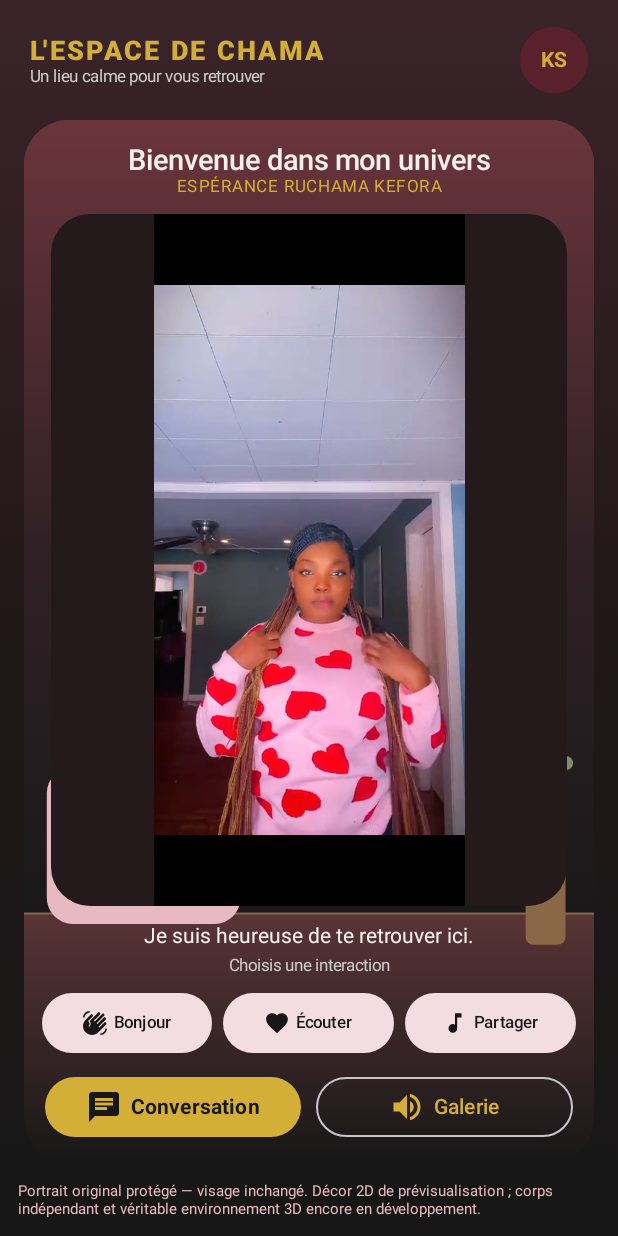
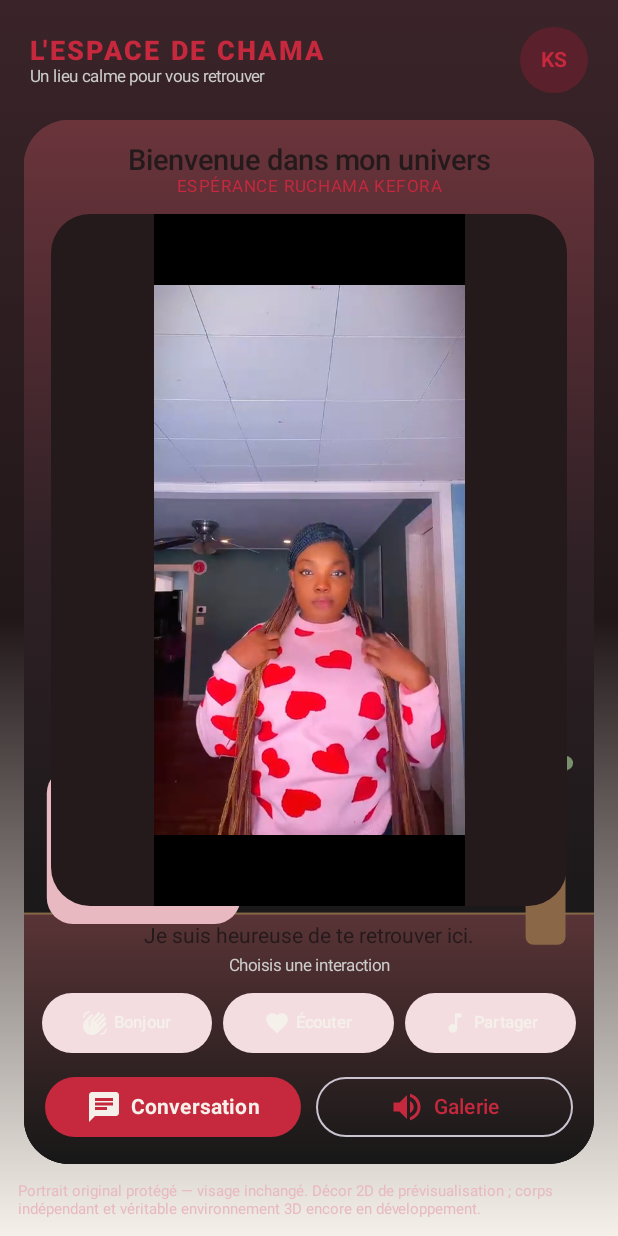
Before and after one commit to kalsujunior/CHAMA-REFERENCE, an Android app built with Jetpack Compose: the composable VirtualSpaceScreen shown on its own in the app's theme, on a phone screen of 412 x 824 dp. Run offline under Robolectric (Android 15) with nearby library versions, the phone set to English and light mode, and no system bars; pictures from the network do not load; 2 statements that could not run were skipped.

Commit message:
Apply selected RELIVE palette in virtual space

```diff
--- a/RELIVE/app/src/main/java/com/kalsu/relive/VirtualSpaceScreen.kt
+++ b/RELIVE/app/src/main/java/com/kalsu/relive/VirtualSpaceScreen.kt
@@ -34,10 +34,10 @@ import androidx.compose.ui.unit.sp
 import com.kalsu.relive.data.PreferenceStore
 import com.kalsu.relive.voice.ChamaSpeech
 
-private val RoomGold = Color(0xFFD4AF37)
-private val RoomInk = Color(0xFF171717)
-private val RoomCream = Color(0xFFF5F1EA)
-private val RoomRose = Color(0xFFE8B9C1)
+private val RoomGold: Color @Composable get() = LocalRelivePalette.current.primary
+private val RoomInk: Color @Composable get() = LocalRelivePalette.current.background
+private val RoomCream: Color @Composable get() = LocalRelivePalette.current.text
+private val RoomRose: Color @Composable get() = LocalRelivePalette.current.secondary
 
 @Composable
 private fun RoomEnvironment(modifier: Modifier = Modifier) {
```
